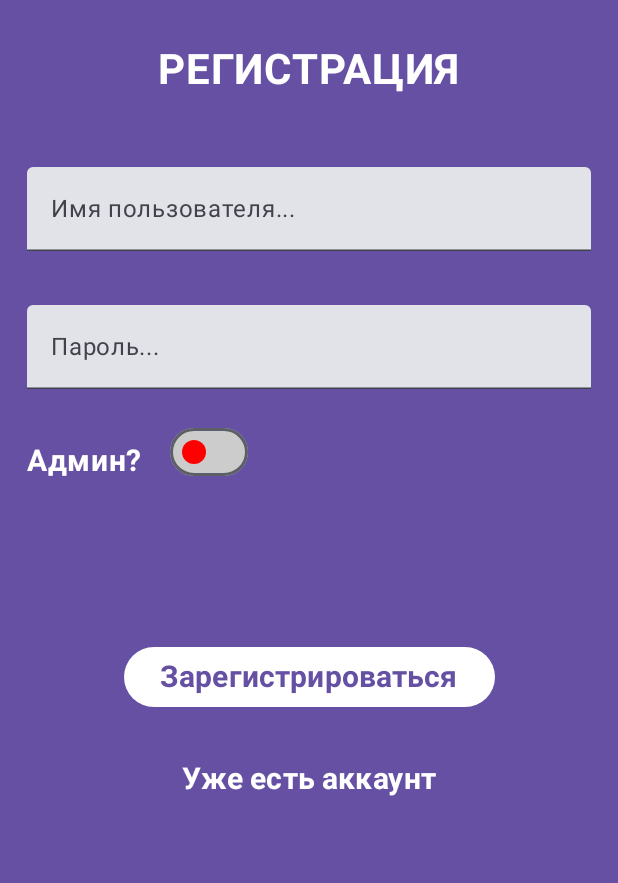
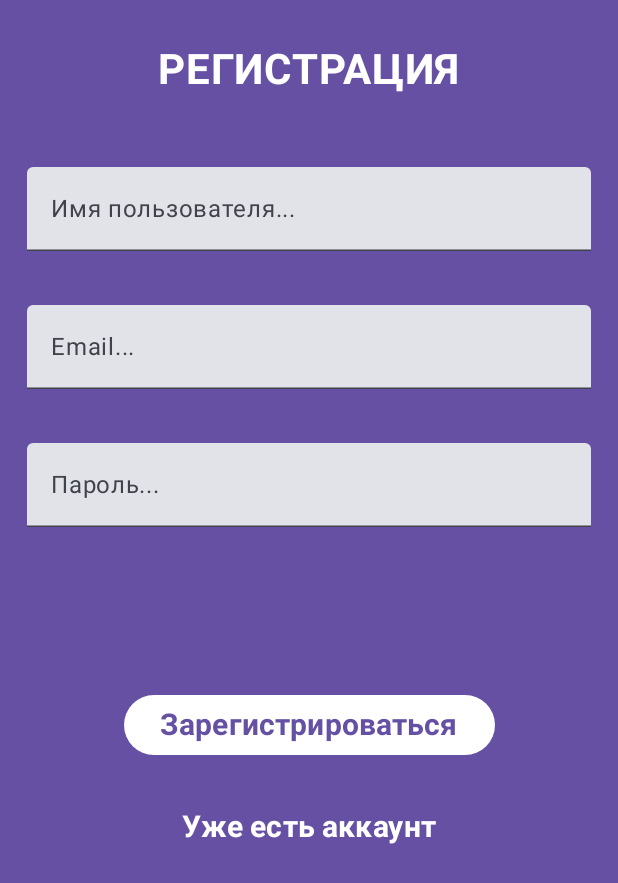
Before and after one commit to Lukanind/MyFinance, an Android app built with Jetpack Compose: the screen it shows after launch (MainActivity), on a phone screen of 412 x 824 dp. Shown: the top 883 px of the screen. Run offline under Robolectric (Android 15) with nearby library versions, the phone set to English and light mode, and no system bars; our stand-ins replace Firebase (no records; nobody signed in at launch, a user with empty details on screens opened directly), Room's generated code; libraries missing offline, so code that uses them is left out: com.google.android.gms.

Commit message:
Подключение и использование Firebase авторизация и регистрация с Firebase, изменение UserEntity, исправление onClick ивентов в LoginScreen и RegistrationScreen

```diff
--- a/app/src/main/java/com/example/myfinance/MainActivity.kt
+++ b/app/src/main/java/com/example/myfinance/MainActivity.kt
@@ -19,6 +19,9 @@ import com.example.myfinance.ui.theme.MyFinanceTheme
 import com.example.myfinance.viewmodels.OperationViewModel
 import com.example.myfinance.viewmodels.TitleViewModel
 import com.example.myfinance.viewmodels.UserViewModel
+import com.google.firebase.Firebase
+import com.google.firebase.auth.FirebaseAuth
+import com.google.firebase.auth.auth
 
 class MainActivity : ComponentActivity() {
     val titleViewModel: TitleViewModel by viewModels()
--- a/app/src/main/java/com/example/myfinance/MyNavigation.kt
+++ b/app/src/main/java/com/example/myfinance/MyNavigation.kt
@@ -1,6 +1,8 @@
 package com.example.myfinance
 
 import android.annotation.SuppressLint
+import android.content.Context
+import android.util.Log
 import androidx.activity.viewModels
 import androidx.compose.foundation.layout.Box
 import androidx.compose.foundation.layout.fillMaxWidth
@@ -47,23 +49,21 @@ import com.example.myfinance.ui.screens.StatisticScreen
 import com.example.myfinance.ui.theme.Purple40
 import com.example.myfinance.viewmodels.AuthViewModel
 import com.example.myfinance.viewmodels.TitleViewModel
+import com.google.android.gms.safetynet.SafetyNet
+import com.google.firebase.auth.FirebaseAuth
+import com.google.firebase.auth.FirebaseUser
 import kotlinx.coroutines.launch
 
 @Composable
 fun MyNavigation() {
-    val authViewModel = remember { AuthViewModel() } // Создаем ViewModel для аутентификации
-    //val isAuthenticated by remember { mutableStateOf(authViewModel.isAuthenticated) }
-
+    val authViewModel = remember { AuthViewModel() }
     val titleViewModel = remember { TitleViewModel() }
 
-    // Используем remember для хранения состояния навигации
     val navigationController = rememberNavController()
 
     if (authViewModel.isAuthenticated) {
-        // Отображаем основной интерфейс с ModalNavigationDrawer
         MyNavigationDrawer(navigationController, authViewModel, titleViewModel)
     } else {
-        // Отображаем экран логина или регистрации
         AuthNavHost(navigationController, authViewModel)
     }
 }
@@ -87,11 +87,11 @@ fun AuthNavHost(navController: NavHostController, authViewModel: AuthViewModel)
             RegistrationScreen(
                 navController = navController,
                 onRegisterSuccess = {
-                    //authViewModel.isAuthenticated = true
                     navController.navigate(Screens.Login.screen) {
                         popUpTo(Screens.Register.screen) { inclusive = true }
                     }
-                }
+                },
+                authViewModel = authViewModel
             )
         }
     }
@@ -151,7 +151,7 @@ fun MyNavigationDrawer(
                             drawerState.close()
                         }
                         navigationController.navigate(Screens.Statistic.screen){
-                            popUpTo(0)
+                            //popUpTo(0)
                         }
                     })
                 if (authViewModel.isAdmin){
--- a/app/src/main/java/com/example/myfinance/data/MyDatabase.kt
+++ b/app/src/main/java/com/example/myfinance/data/MyDatabase.kt
@@ -13,7 +13,8 @@ import androidx.sqlite.db.SupportSQLiteDatabase
         CategoryEntity::class,
         UserEntity::class
     ],
-    version = 3
+    version = 4,
+    exportSchema = true
 )
 abstract class MyDatabase : RoomDatabase() {
     abstract val operationDao: OperationDao
@@ -30,6 +31,7 @@ abstract class MyDatabase : RoomDatabase() {
                 //Возможно понадобится миграция
                 .addMigrations(MIGRATION_1_2)
                 .addMigrations(MIGRATION_2_3)
+                .addMigrations(MIGRATION_3_4)
                 .build()
         }
     }
@@ -82,3 +84,9 @@ val MIGRATION_2_3 = object : Migration(2, 3) {
         database.execSQL("ALTER TABLE operations_new RENAME TO operations")
     }
 }
+
+val MIGRATION_3_4 = object : Migration(3, 4) {
+    override fun migrate(database: SupportSQLiteDatabase) {
+        database.execSQL("ALTER TABLE users ADD COLUMN email TEXT NOT NULL DEFAULT ''")
+    }
+}
--- a/app/src/main/java/com/example/myfinance/data/UserDAO.kt
+++ b/app/src/main/java/com/example/myfinance/data/UserDAO.kt
@@ -9,8 +9,8 @@ interface UserDao {
     @Insert
     suspend fun addUser(user: UserEntity)
 
-    @Query("SELECT * FROM users WHERE username = :userName AND password = :password LIMIT 1")
-    suspend fun getUser(userName: String, password: String): UserEntity?
+    @Query("SELECT * FROM users WHERE email = :email AND password = :password LIMIT 1")
+    suspend fun getUser(email: String, password: String): UserEntity?
 
     @Query("SELECT * FROM users WHERE userName = :userName LIMIT 1")
     suspend fun getUserByUserName(userName: String): UserEntity?
--- a/app/src/main/java/com/example/myfinance/data/UserEntity.kt
+++ b/app/src/main/java/com/example/myfinance/data/UserEntity.kt
@@ -8,5 +8,6 @@ data class UserEntity(
     @PrimaryKey(autoGenerate = true) var id: Int = 0,
     val userName: String,
     val password: String,
-    val role: String
+    val role: String,
+    val email: String
 )
--- a/app/src/main/java/com/example/myfinance/ui/screens/Registration_Screen.kt
+++ b/app/src/main/java/com/example/myfinance/ui/screens/Registration_Screen.kt
@@ -1,5 +1,6 @@
 package com.example.myfinance.ui.screens
 
+import android.content.Context
 import android.util.Log
 import android.widget.Toast
 import androidx.compose.foundation.background
@@ -32,17 +33,26 @@ import androidx.compose.ui.unit.sp
 import androidx.lifecycle.viewmodel.compose.viewModel
 import androidx.navigation.NavHostController
 import com.example.myfinance.ui.theme.Purple40
+import com.example.myfinance.viewmodels.AuthViewModel
 import com.example.myfinance.viewmodels.UserViewModel
+import com.google.firebase.Firebase
+import com.google.firebase.auth.FirebaseAuth
+import com.google.firebase.auth.auth
 
 @Composable
 fun RegistrationScreen(
     viewModel: UserViewModel = viewModel(factory = UserViewModel.factory),
     navController: NavHostController,
-    onRegisterSuccess: () -> Unit
+    onRegisterSuccess: () -> Unit,
+    authViewModel: AuthViewModel
 ) {
     var userName by remember { mutableStateOf("") }
     var password by remember { mutableStateOf("") }
     var registrationSuccess by remember { mutableStateOf<Boolean?>(null) }
+    var passwordError by remember { mutableStateOf("") }
+
+    var email by remember { mutableStateOf("") }
+    val auth = Firebase.auth
 
     val context = LocalContext.current
     var isAdmin by remember { mutableStateOf(false) }
@@ -71,8 +81,20 @@ fun RegistrationScreen(
             singleLine = true
         )
         TextField(
+            value = email,
+            onValueChange = { email = it },
+            label = { Text("Email...") },
+            modifier = Modifier
+                .padding(18.dp)
+                .fillMaxWidth(),
+            singleLine = true
+        )
+        TextField(
             value = password,
-            onValueChange = { password = it },
+            onValueChange = {
+                password = it
+                passwordError = authViewModel.validatePassword(password)
+            },
             label = { Text("Пароль...") },
             visualTransformation = PasswordVisualTransformation(),
             modifier = Modifier
@@ -80,54 +102,77 @@ fun RegistrationScreen(
                 .fillMaxWidth(),
             singleLine = true
         )
-        Row(
-            horizontalArrangement = Arrangement.Center
-        ) {
+        if (passwordError.isNotEmpty()){
             Text(
-                "Админ?",
-                fontSize = 20.sp,
+                passwordError,
                 fontWeight = FontWeight.Bold,
-                color = Color.White,
+                color = Color.Red,
                 modifier = Modifier
-                    .padding(18.dp)
-            )
-            Switch(
-                checked = isAdmin,
-                onCheckedChange = {
-                    isAdmin = it
-                },
-                colors = SwitchDefaults.colors(
-                    checkedThumbColor = Color.Green,
-                    uncheckedThumbColor = Color.Red,
-                    checkedTrackColor = Color.White,
-                    uncheckedTrackColor = Color.LightGray
-                )
+                    .padding(5.dp)
             )
         }
+//        Row(
+//            horizontalArrangement = Arrangement.Center
+//        ) {
+//            Text(
+//                "Админ?",
+//                fontSize = 20.sp,
+//                fontWeight = FontWeight.Bold,
+//                color = Color.White,
+//                modifier = Modifier
+//                    .padding(18.dp)
+//            )
+//            Switch(
+//                checked = isAdmin,
+//                onCheckedChange = {
+//                    isAdmin = it
+//                },
+//                colors = SwitchDefaults.colors(
+//                    checkedThumbColor = Color.Green,
+//                    uncheckedThumbColor = Color.Red,
+//                    checkedTrackColor = Color.White,
+//                    uncheckedTrackColor = Color.LightGray
+//                )
+//            )
+//        }
         Spacer(modifier = Modifier.padding(40.dp))
         Button(
             onClick = {
-                if (userName.isEmpty() || password.isEmpty()){
+                if (userName.isEmpty() || password.isEmpty() || email.isEmpty()){
                     Toast.makeText(context, "Ошибка! Заполните поля!", Toast.LENGTH_SHORT).show()
                 } else {
+                    if (passwordError.isEmpty()){
                         try {
-                        if (isAdmin){
-                            viewModel.registerUser(userName, password, "admin") { success ->
-                                registrationSuccess = success
-                            }
+                            authViewModel.signUp(auth, email, password, context) { success ->
+                                if (success == true) {
+                                    viewModel.registerUser(userName, password, email = email) { success ->
+                                        if (success == true) {
+                                            onRegisterSuccess()
                                         } else {
-                            viewModel.registerUser(userName, password) { success ->
-                                registrationSuccess = success
+                                            Toast.makeText(context, "Возможно такой пользователь уже существует!", Toast.LENGTH_SHORT).show()
                                         }
                                     }
-                        if (registrationSuccess == true){
-                            onRegisterSuccess()
-                        } else {
-                            Toast.makeText(context, "Такой пользователь уже существует!", Toast.LENGTH_SHORT).show()
                                 }
+                            }
+//                            if (isAdmin){
+//                            viewModel.registerUser(userName, password, "admin", email) { success ->
+//                                registrationSuccess = success
+//                            }
+//
+//                            } else {
+//                            viewModel.registerUser(userName, password, email = email) { success ->
+//                                registrationSuccess = success
+//                            }
+//                            }
+//                            if (registrationSuccess == true){
+//                                onRegisterSuccess()
+//                            } else {
+//                                Toast.makeText(context, "Возможно такой пользователь уже существует!", Toast.LENGTH_SHORT).show()
+//                            }
                         } catch (ex: Exception){
                             Toast.makeText(context, ex.localizedMessage, Toast.LENGTH_SHORT).show()
                             Log.d("Register", ex.localizedMessage)
+                        }
                     }
                 }
             },
--- a/build.gradle.kts
+++ b/build.gradle.kts
@@ -3,4 +3,5 @@ plugins {
     alias(libs.plugins.android.application) apply false
     alias(libs.plugins.kotlin.android) apply false
     alias(libs.plugins.kotlin.compose) apply false
+    alias(libs.plugins.google.gms.google.services) apply false
 }
--- a/gradle/libs.versions.toml
+++ b/gradle/libs.versions.toml
@@ -8,6 +8,8 @@ espressoCore = "3.6.1"
 lifecycleRuntimeKtx = "2.8.7"
 activityCompose = "1.9.3"
 composeBom = "2024.04.01"
+googleGmsGoogleServices = "4.4.2"
+firebaseAuth = "23.1.0"
 
 [libraries]
 androidx-core-ktx = { group = "androidx.core", name = "core-ktx", version.ref = "coreKtx" }
@@ -25,7 +27,10 @@ androidx-ui-test-manifest = { group = "androidx.compose.ui", name = "ui-test-man
 androidx-ui-test-junit4 = { group = "androidx.compose.ui", name = "ui-test-junit4" }
 androidx-material3 = { group = "androidx.compose.material3", name = "material3" }
 
+firebase-auth = { group = "com.google.firebase", name = "firebase-auth"}
+
 [plugins]
 android-application = { id = "com.android.application", version.ref = "agp" }
 kotlin-android = { id = "org.jetbrains.kotlin.android", version.ref = "kotlin" }
 kotlin-compose = { id = "org.jetbrains.kotlin.plugin.compose", version.ref = "kotlin" }
+google-gms-google-services = { id = "com.google.gms.google-services", version.ref = "googleGmsGoogleServices" }
```
Also changed, not shown: app/build.gradle.kts (+7 -0 lines), app/src/main/java/com/example/myfinance/ui/screens/Login_Screen.kt (+21 -7 lines), app/src/main/java/com/example/myfinance/viewmodels/AuthViewModel.kt (+84 -0 lines), app/src/main/java/com/example/myfinance/viewmodels/UserViewModel.kt (+8 -3 lines), 1 other file. Lines whose indentation alone changed are shown as unchanged.
